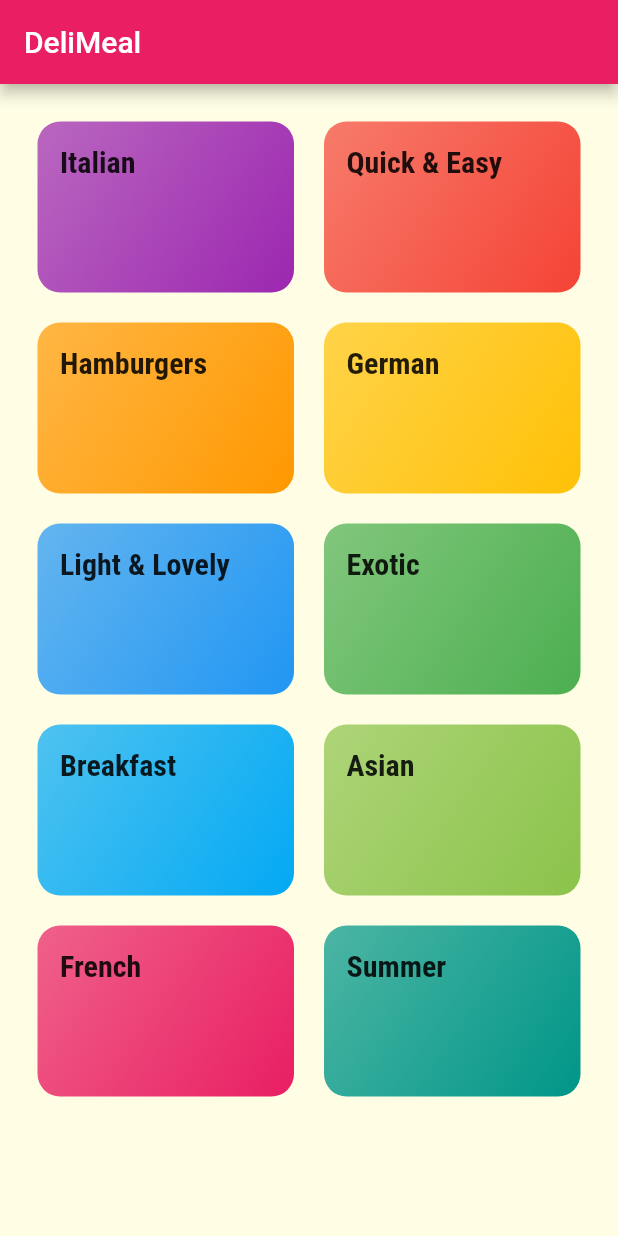
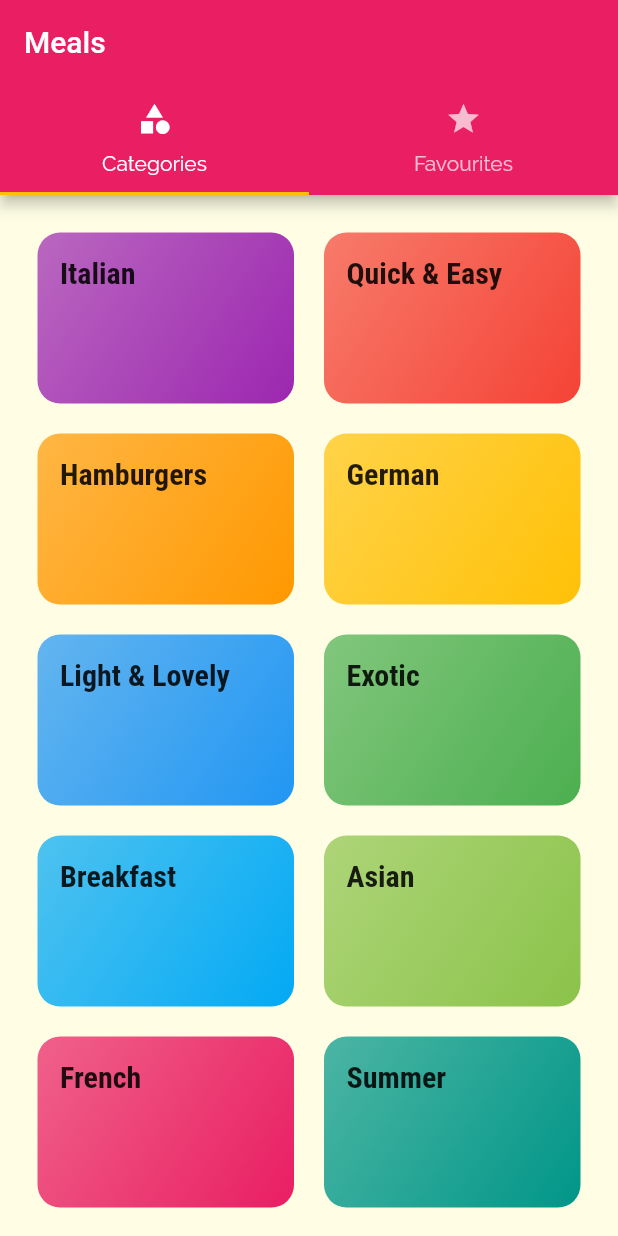
Before and after one commit to salmaayachi/MealsApp, a Flutter app: the screen it shows after launch, on a phone screen of 412 x 824 dp. Run offline on Flutter 3.47's test engine with Material 2 defaults, Android fonts, the phone set to English and light mode, and no system bars.

Commit message:
added the tabsBar and the favourite page

```diff
--- a/lib/main.dart
+++ b/lib/main.dart
@@ -1,4 +1,5 @@
 import 'package:flutter/material.dart';
+import './screens/tabs_screen.dart';
 import './screens/category_meals_screen.dart';
 import './screens/meal_detail_screen.dart';
 import './screens/categories_screen.dart';
@@ -27,7 +28,7 @@ class MyApp extends StatelessWidget {
       //home: CategoriesScreen(),
       initialRoute: '/', // Default is '/'
       routes: {
-        '/': (ctx) => CategoriesScreen(),
+        '/': (ctx) => TabsScreen(),
         CategoryMealsScreen.routeName: (ctx) => CategoryMealsScreen(),
         MealDetailScreen.routeName: (ctx) => MealDetailScreen(),
       },
--- a/lib/screens/categories_screen.dart
+++ b/lib/screens/categories_screen.dart
@@ -7,9 +7,7 @@ import '../dummy_data.dart';
 class CategoriesScreen extends StatelessWidget {
   @override
   Widget build(BuildContext context) {
-    return Scaffold(
-      appBar: AppBar(title: const Text('DeliMeal')),
-      body: GridView(
+    return GridView(
       padding: const EdgeInsets.all(25),
       children: DUMMY_CATEGORIES
           .map((catData) => CategoryItem(
@@ -25,7 +23,6 @@ class CategoriesScreen extends StatelessWidget {
         crossAxisSpacing: 20,
         mainAxisSpacing: 20,
       ),
-      ),
     );
   }
 }
--- /dev/null
+++ b/lib/screens/favourite_screen.dart
@@ -0,0 +1,8 @@
+import 'package:flutter/material.dart';
+
+class FavouritesScreen extends StatelessWidget {
+  @override
+  Widget build(BuildContext context) {
+    return Center(child: Text("The favourites"));
+  }
+}
--- /dev/null
+++ b/lib/screens/tabs_screen.dart
@@ -0,0 +1,41 @@
+import 'package:flutter/material.dart';
+import '../screens/favourite_screen.dart';
+import '../screens/categories_screen.dart';
+
+class TabsScreen extends StatefulWidget {
+  @override
+  State<TabsScreen> createState() => _TabsScreenState();
+}
+
+class _TabsScreenState extends State<TabsScreen> {
+  @override
+  Widget build(BuildContext context) {
+    return DefaultTabController(
+      length: 2,
+      // initialIndex: 0,
+      child: Scaffold(
+        appBar: AppBar(
+          title: Text("Meals"),
+          bottom: TabBar(
+            tabs: <Widget>[
+              Tab(
+                icon: Icon(Icons.category),
+                text: 'Categories',
+              ),
+              Tab(
+                icon: Icon(Icons.star),
+                text: 'Favourites',
+              ),
+            ],
+          ),
+        ),
+        body: TabBarView(
+          children: <Widget>[
+            CategoriesScreen(),
+            FavouritesScreen(),
+          ],
+        ),
+      ),
+    );
+  }
+}
```
Lines whose indentation alone changed are shown as unchanged.
